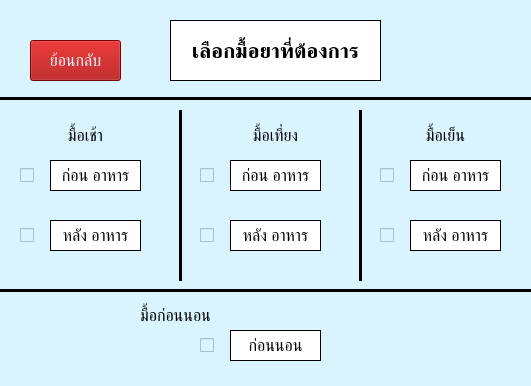
Old version of the form ui/select_meal.ui in the repository KittimaB/Medicine_notify.
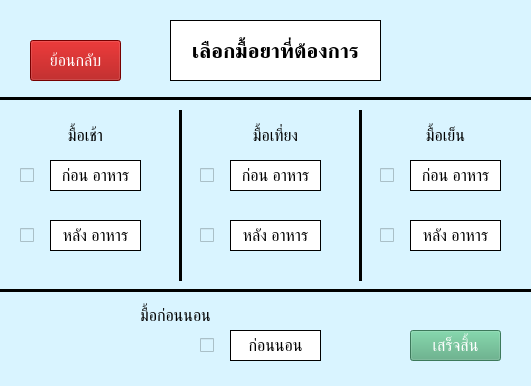
New version of the form.

```diff
--- a/ui/select_meal.ui
+++ b/ui/select_meal.ui
@@ -737,6 +737,28 @@
      <bool>true</bool>
     </property>
    </widget>
+   <widget class="QPushButton" name="next_pushButton">
+    <property name="geometry">
+     <rect>
+      <x>410</x>
+      <y>330</y>
+      <width>91</width>
+      <height>31</height>
+     </rect>
+    </property>
+    <property name="font">
+     <font>
+      <pointsize>12</pointsize>
+     </font>
+    </property>
+    <property name="styleSheet">
+     <string notr="true">color: rgb(255, 255, 255);
+background-color: rgb(85, 170, 127);</string>
+    </property>
+    <property name="text">
+     <string>เสร็จสิ้น</string>
+    </property>
+   </widget>
   </widget>
  </widget>
  <resources>
```
